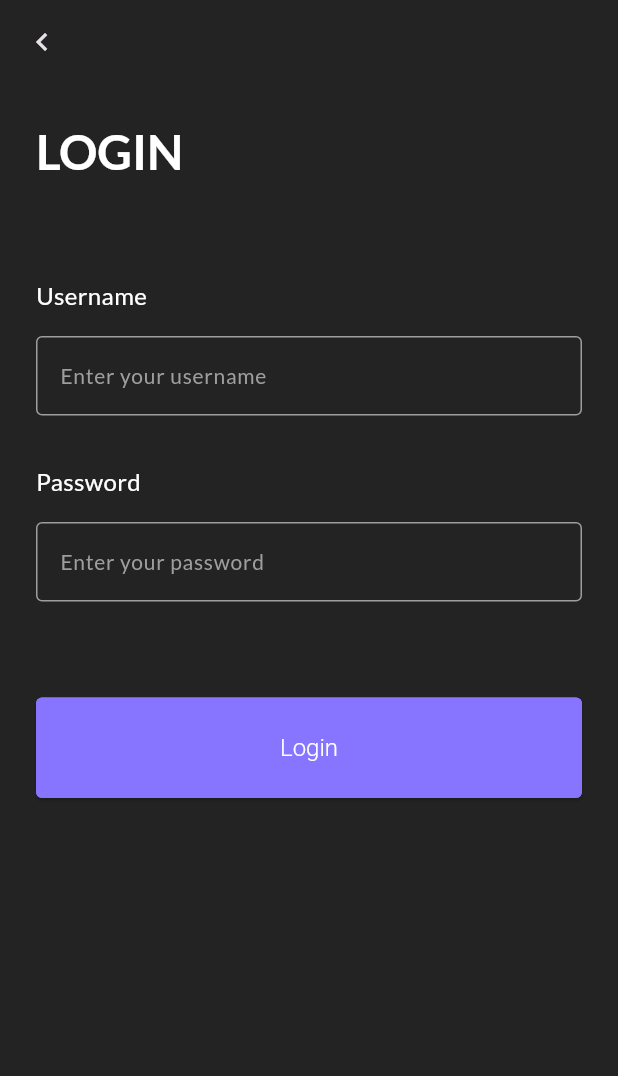
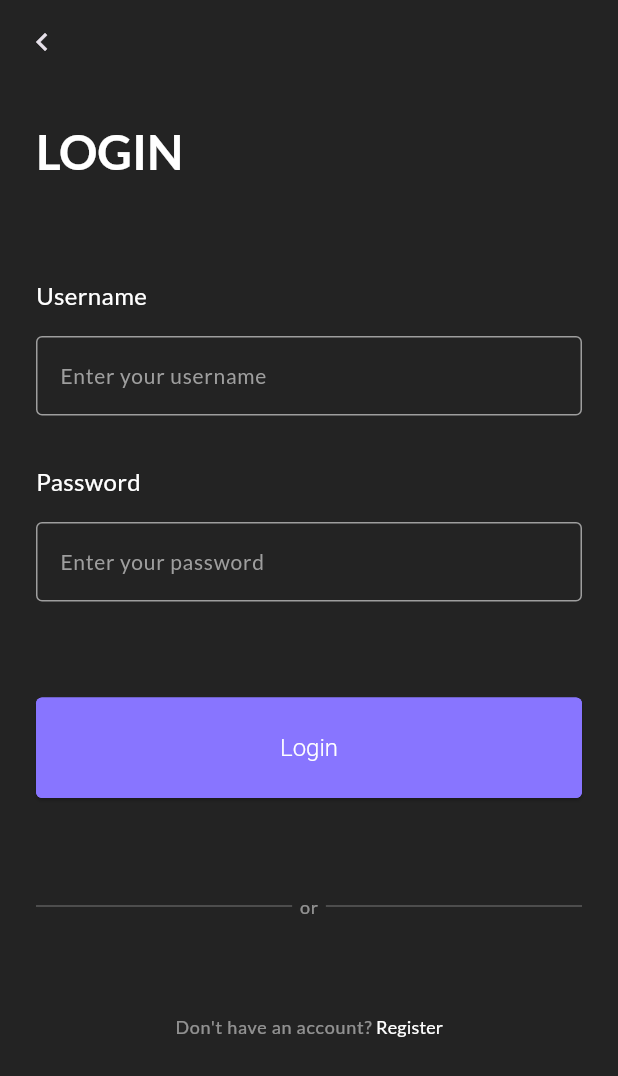
Before and after one commit to terfiel-22/todo_app, a Flutter app: the StartScreen screen opened by its route, after a tap on "LOGIN", on a phone screen of 412 x 824 dp. Shown: the top 1076 px of the screen. Run offline on Flutter 3.47's test engine with Material 3 defaults, Android fonts, the phone set to English and light mode, and no system bars; our stand-ins replace go_router, smooth_page_indicator.

Commit message:
Update Custom App Bar and Leverage changes

```diff
--- a/lib/core/widgets/appbar/custom_appbar.dart
+++ b/lib/core/widgets/appbar/custom_appbar.dart
@@ -6,11 +6,13 @@ import 'package:todo_app/core/utils/navigation/navigation_utility.dart';
 
 class CustomAppbar extends StatelessWidget implements PreferredSizeWidget {
   final bool showBackButton;
+  final String? backPageName;
   final bool showThemeModeButton;
   const CustomAppbar({
     super.key,
     this.showBackButton = true,
     this.showThemeModeButton = false,
+    this.backPageName,
   });
 
   @override
@@ -18,8 +20,12 @@ class CustomAppbar extends StatelessWidget implements PreferredSizeWidget {
     return AppBar(
       leading: showBackButton
           ? IconButton(
-              onPressed: () =>
-                  NavigationUtility.navigationPop(context: context),
+              onPressed: () => backPageName != null
+                  ? NavigationUtility.navigateTo(
+                      context: context,
+                      routeName: backPageName!,
+                    )
+                  : NavigationUtility.navigationPop(context: context),
               icon: Icon(Icons.chevron_left),
             )
           : const SizedBox(),
--- /dev/null
+++ b/lib/core/widgets/divider/auth_divider.dart
@@ -0,0 +1,34 @@
+import 'package:flutter/material.dart';
+import 'package:todo_app/core/constants/custom_colors.dart';
+import 'package:todo_app/core/utils/device/device_utility.dart';
+
+class AuthDivider extends StatelessWidget {
+  const AuthDivider({super.key, required this.dividerText});
+
+  final String dividerText;
+
+  @override
+  Widget build(BuildContext context) {
+    final isLightMode = DeviceUtility.isLightMode(context);
+    return Row(
+      mainAxisAlignment: MainAxisAlignment.center,
+      children: [
+        Flexible(
+          child: Divider(
+            color: isLightMode ? CustomColors.grey : CustomColors.darkGrey,
+            thickness: 0.5,
+            endIndent: 5,
+          ),
+        ),
+        Text(dividerText, style: Theme.of(context).textTheme.labelMedium),
+        Flexible(
+          child: Divider(
+            color: isLightMode ? CustomColors.grey : CustomColors.darkGrey,
+            thickness: 0.5,
+            indent: 5,
+          ),
+        ),
+      ],
+    );
+  }
+}
--- a/lib/features/auth/screens/login/login_screen.dart
+++ b/lib/features/auth/screens/login/login_screen.dart
@@ -1,9 +1,13 @@
+import 'package:flutter/gestures.dart';
 import 'package:flutter/material.dart';
 import 'package:todo_app/core/constants/custom_sizes.dart';
 import 'package:todo_app/core/constants/text_strings.dart';
+import 'package:todo_app/core/utils/navigation/navigation_utility.dart';
 import 'package:todo_app/core/widgets/appbar/custom_appbar.dart';
+import 'package:todo_app/core/widgets/divider/auth_divider.dart';
 import 'package:todo_app/core/widgets/page_container/page_container.dart';
 import 'package:todo_app/features/auth/screens/login/widgets/login_form.dart';
+import 'package:todo_app/routes/route_names.dart';
 
 class LoginScreen extends StatelessWidget {
   const LoginScreen({super.key});
@@ -11,7 +15,7 @@ class LoginScreen extends StatelessWidget {
   @override
   Widget build(BuildContext context) {
     return Scaffold(
-      appBar: CustomAppbar(),
+      appBar: CustomAppbar(backPageName: RouteNames.startScreen),
       body: PageContainer(
         child: Column(
           crossAxisAlignment: CrossAxisAlignment.start,
@@ -23,14 +27,36 @@ class LoginScreen extends StatelessWidget {
             ),
 
             // Login Form
-            const SizedBox(height: CustomSizes.spaceBtwSectionsLg),
             const LoginForm(),
 
             // Divider
+            const AuthDivider(dividerText: "or"),
 
             // Social Buttons
 
             // Navigate to Registration
+            const SizedBox(height: CustomSizes.spaceBtwSectionsLg),
+            Center(
+              child: Text.rich(
+                TextSpan(
+                  children: [
+                    TextSpan(
+                      text: "Don't have an account?",
+                      style: Theme.of(context).textTheme.labelMedium,
+                    ),
+                    TextSpan(
+                      text: " Register",
+                      style: Theme.of(context).textTheme.labelLarge,
+                      recognizer: TapGestureRecognizer()
+                        ..onTap = () => NavigationUtility.navigateTo(
+                          context: context,
+                          routeName: RouteNames.registrationScreen,
+                        ),
+                    ),
+                  ],
+                ),
+              ),
+            ),
           ],
         ),
       ),
--- a/lib/features/auth/screens/login/widgets/login_form.dart
+++ b/lib/features/auth/screens/login/widgets/login_form.dart
@@ -14,6 +14,10 @@ class LoginForm extends StatelessWidget {
 
     return Form(
       key: loginController.loginFormKey,
+      child: Padding(
+        padding: const EdgeInsets.symmetric(
+          vertical: CustomSizes.spaceBtwSectionsLg,
+        ),
         child: Column(
           children: [
             // Username
@@ -39,6 +43,7 @@ class LoginForm extends StatelessWidget {
             ),
           ],
         ),
+      ),
     );
   }
 }
--- a/lib/features/auth/screens/registration/registration_screen.dart
+++ b/lib/features/auth/screens/registration/registration_screen.dart
@@ -2,6 +2,7 @@ import 'package:flutter/material.dart';
 import 'package:todo_app/core/constants/text_strings.dart';
 import 'package:todo_app/core/widgets/appbar/custom_appbar.dart';
 import 'package:todo_app/core/widgets/page_container/page_container.dart';
+import 'package:todo_app/routes/route_names.dart';
 
 class RegistrationScreen extends StatelessWidget {
   const RegistrationScreen({super.key});
@@ -9,7 +10,7 @@ class RegistrationScreen extends StatelessWidget {
   @override
   Widget build(BuildContext context) {
     return Scaffold(
-      appBar: CustomAppbar(),
+      appBar: CustomAppbar(backPageName: RouteNames.startScreen),
       body: PageContainer(
         child: Column(
           crossAxisAlignment: CrossAxisAlignment.start,
--- a/lib/features/auth/screens/start/start_screen.dart
+++ b/lib/features/auth/screens/start/start_screen.dart
@@ -43,7 +43,7 @@ class StartScreen extends StatelessWidget {
                 SizedBox(
                   width: double.infinity,
                   child: ElevatedButton(
-                    onPressed: () => NavigationUtility.navigationPush(
+                    onPressed: () => NavigationUtility.navigateTo(
                       context: context,
                       routeName: RouteNames.loginScreen,
                     ),
@@ -53,7 +53,7 @@ class StartScreen extends StatelessWidget {
                 SizedBox(
                   width: double.infinity,
                   child: OutlinedButton(
-                    onPressed: () => NavigationUtility.navigationPush(
+                    onPressed: () => NavigationUtility.navigateTo(
                       context: context,
                       routeName: RouteNames.registrationScreen,
                     ),
```
Lines whose indentation alone changed are shown as unchanged.
